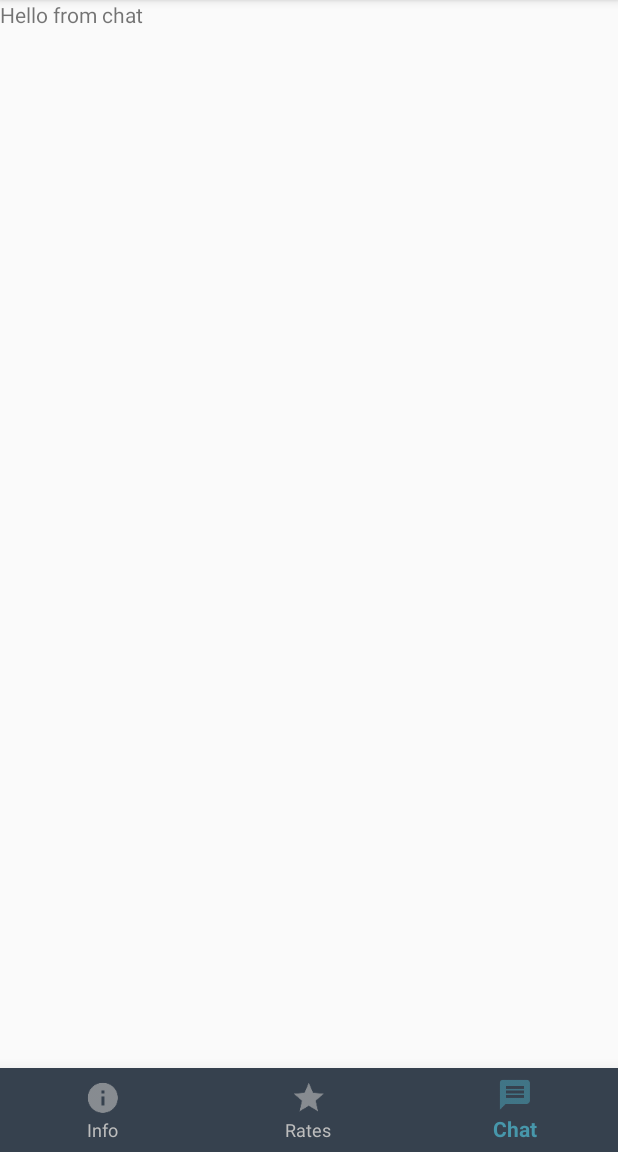
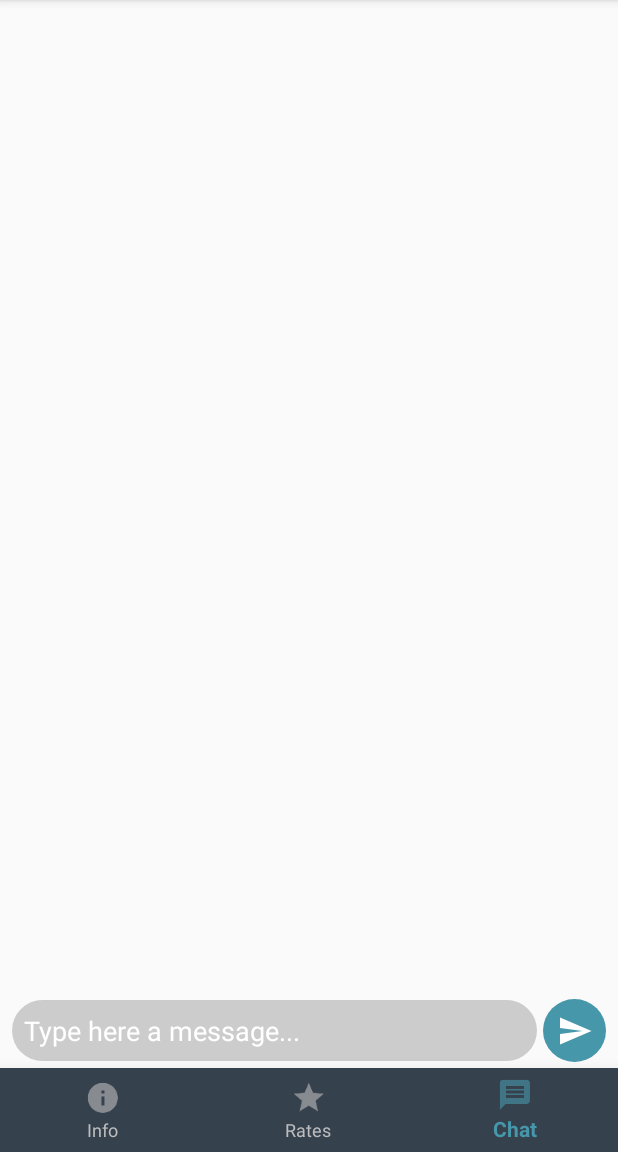
Before and after one commit to ShellCore/Finalapp, an Android app: the screen it shows after launch once a user with an empty profile is signed in (MainActivity), item 3 of the bottom bar chosen, on a phone screen of 412 x 824 dp, the part 84-1236 px from its top. Run offline under Robolectric (Android 15) with nearby library versions, the phone set to English and light mode, and no system bars; our stand-ins replace Firebase (no records; nobody signed in at launch, a user with empty details on screens opened directly).

Commit message:
Implementación de la vista del chat de la aplicación

```diff
--- a/app/build.gradle
+++ b/app/build.gradle
@@ -28,6 +28,7 @@ dependencies {
     implementation 'com.android.support:appcompat-v7:27.1.1'
     implementation 'com.android.support.constraint:constraint-layout:1.1.0'
     implementation 'com.android.support:design:27.1.1'
+    implementation 'com.android.support:recyclerview-v7:27.1.1'
 
     // Firebase
     implementation 'com.google.firebase:firebase-core:12.0.1'
--- a/app/src/main/java/mx/shellcore/android/finalapp/ui/main/ui/MainActivity.kt
+++ b/app/src/main/java/mx/shellcore/android/finalapp/ui/main/ui/MainActivity.kt
@@ -5,7 +5,6 @@ import android.support.v4.view.ViewPager
 import android.support.v7.widget.Toolbar
 import android.view.MenuItem
 import com.example.mylibrary.ToolbarActivity
-import com.google.firebase.auth.FirebaseAuth
 import kotlinx.android.synthetic.main.activity_main.*
 import mx.shellcore.android.finalapp.R
 import mx.shellcore.android.finalapp.ui.main.ui.adapters.PagerAdapter
--- /dev/null
+++ b/app/src/main/res/drawable/ic_send.xml
@@ -0,0 +1,9 @@
+<vector xmlns:android="http://schemas.android.com/apk/res/android"
+        android:width="24dp"
+        android:height="24dp"
+        android:viewportWidth="24.0"
+        android:viewportHeight="24.0">
+    <path
+        android:fillColor="#FF000000"
+        android:pathData="M2.01,21L23,12 2.01,3 2,10l15,2 -15,2z"/>
+</vector>
--- a/app/src/main/res/layout/fragment_chat.xml
+++ b/app/src/main/res/layout/fragment_chat.xml
@@ -1,13 +1,64 @@
 <?xml version="1.0" encoding="utf-8"?>
-<FrameLayout xmlns:android="http://schemas.android.com/apk/res/android"
+<android.support.constraint.ConstraintLayout xmlns:android="http://schemas.android.com/apk/res/android"
+    xmlns:app="http://schemas.android.com/apk/res-auto"
     xmlns:tools="http://schemas.android.com/tools"
     android:layout_width="match_parent"
     android:layout_height="match_parent"
     tools:context=".ui.main.ui.fragments.ChatFragment">
 
-    <TextView
-        android:text="Hello from chat"
-        android:layout_width="wrap_content"
-        android:layout_height="wrap_content" />
+    <android.support.v7.widget.RecyclerView
+        android:id="@+id/recChat"
+        android:layout_width="0dp"
+        android:layout_height="0dp"
+        android:layout_marginBottom="8dp"
+        android:scrollbars="vertical"
+        app:layout_constraintBottom_toTopOf="@+id/constraintLayout"
+        app:layout_constraintEnd_toEndOf="parent"
+        app:layout_constraintStart_toStartOf="parent"
+        app:layout_constraintTop_toTopOf="parent" />
 
-</FrameLayout>
+    <android.support.constraint.ConstraintLayout
+        android:id="@+id/constraintLayout"
+        android:layout_width="0dp"
+        android:layout_height="wrap_content"
+        android:layout_marginEnd="4dp"
+        android:layout_marginStart="4dp"
+        app:layout_constraintBottom_toBottomOf="parent"
+        app:layout_constraintEnd_toEndOf="parent"
+        app:layout_constraintStart_toStartOf="parent">
+
+        <EditText
+            android:id="@+id/edtMessage"
+            android:layout_width="0dp"
+            android:layout_height="wrap_content"
+            android:layout_marginBottom="4dp"
+            android:layout_marginEnd="4dp"
+            android:layout_marginStart="4dp"
+            android:layout_marginTop="4dp"
+            android:background="@drawable/edittext_chat"
+            android:hint="@string/chat.hint.type_message"
+            android:inputType="textMultiLine"
+            android:padding="8dp"
+            android:textColor="@color/colorDarkText"
+            android:textColorHint="@color/colorPrimaryText"
+            app:layout_constraintBottom_toBottomOf="parent"
+            app:layout_constraintEnd_toStartOf="@+id/btnSend"
+            app:layout_constraintStart_toStartOf="parent"
+            app:layout_constraintTop_toTopOf="parent" />
+
+        <ImageButton
+            android:id="@+id/btnSend"
+            android:layout_width="42dp"
+            android:layout_height="42dp"
+            android:layout_marginBottom="4dp"
+            android:layout_marginEnd="4dp"
+            android:layout_marginTop="4dp"
+            app:srcCompat="@drawable/ic_send"
+            android:tint="@color/colorPrimaryText"
+            android:background="@drawable/button_chat_send"
+            app:layout_constraintBottom_toBottomOf="parent"
+            app:layout_constraintEnd_toEndOf="parent"
+            app:layout_constraintTop_toTopOf="parent" />
+    </android.support.constraint.ConstraintLayout>
+
+</android.support.constraint.ConstraintLayout>
--- a/app/src/main/res/values/strings.xml
+++ b/app/src/main/res/values/strings.xml
@@ -34,5 +34,6 @@
     <string name="main.button_nav.rates">Rates</string>
     <string name="main.button_nav.chat">Chat</string>
 
+    <string name="chat.hint.type_message">Type here a message...</string>
 
 </resources>
```
